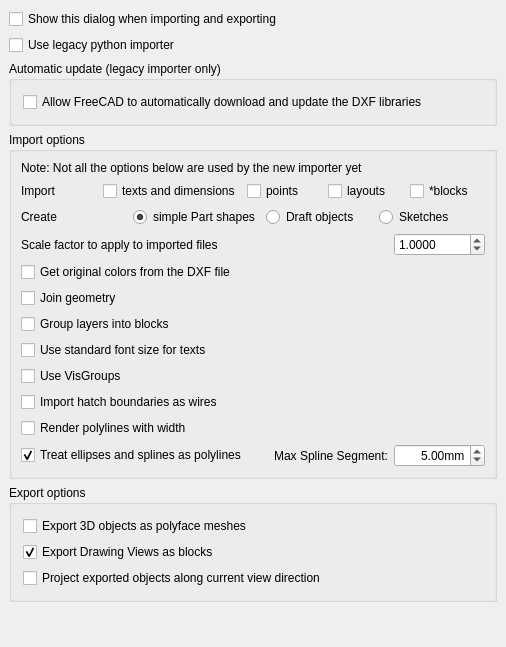
Qt form src/Mod/Draft/Resources/ui/preferences-dxf.ui (berndhahnebach/All_FreeCAD) before a commit.
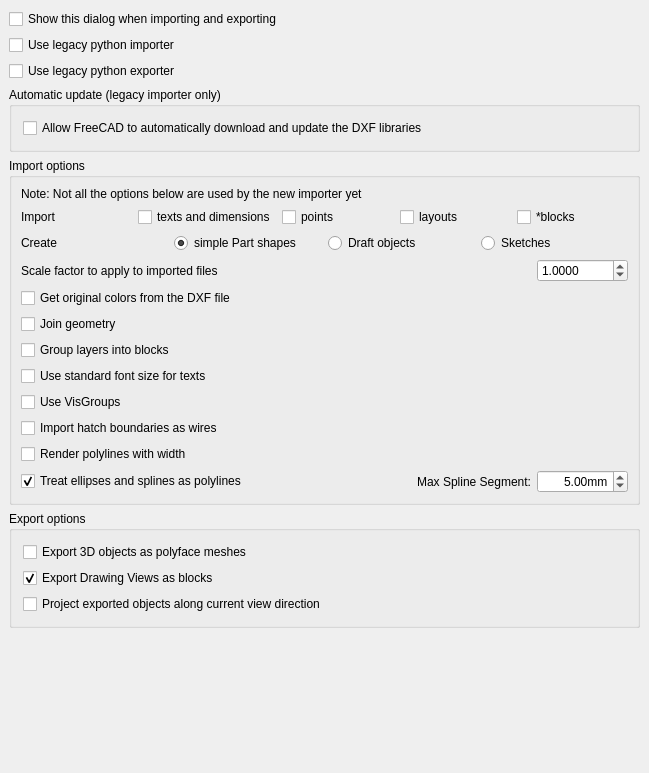
The same form after that commit. Custom widgets are drawn as their Qt base class.

Commit message: Add pref for new Dxf Exporter

What changed in the file:
```diff
--- a/src/Mod/Draft/Resources/ui/preferences-dxf.ui
+++ b/src/Mod/Draft/Resources/ui/preferences-dxf.ui
@@ -6,8 +6,8 @@
    <rect>
     <x>0</x>
     <y>0</y>
-    <width>506</width>
-    <height>647</height>
+    <width>649</width>
+    <height>773</height>
    </rect>
   </property>
   <property name="windowTitle">
@@ -52,6 +52,19 @@
      </property>
     </widget>
    </item>
+   <item>
+    <widget class="Gui::PrefCheckBox" name="checkBox_7">
+     <property name="text">
+      <string>Use legacy python exporter</string>
+     </property>
+     <property name="prefEntry" stdset="0">
+      <cstring>dxfUseLegacyExporter</cstring>
+     </property>
+     <property name="prefPath" stdset="0">
+      <cstring>Mod/Draft</cstring>
+     </property>
+    </widget>
+   </item>
    <item>
     <widget class="QGroupBox" name="groupBox_2">
      <property name="title">
```
The commit also changes 1 other file.
